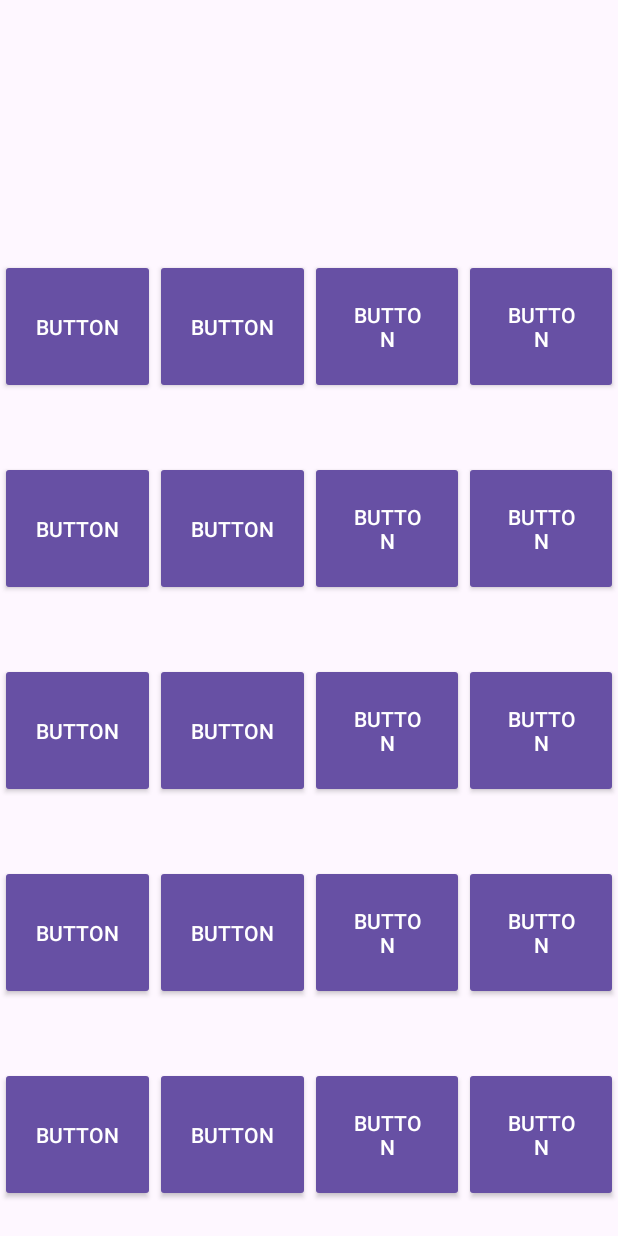
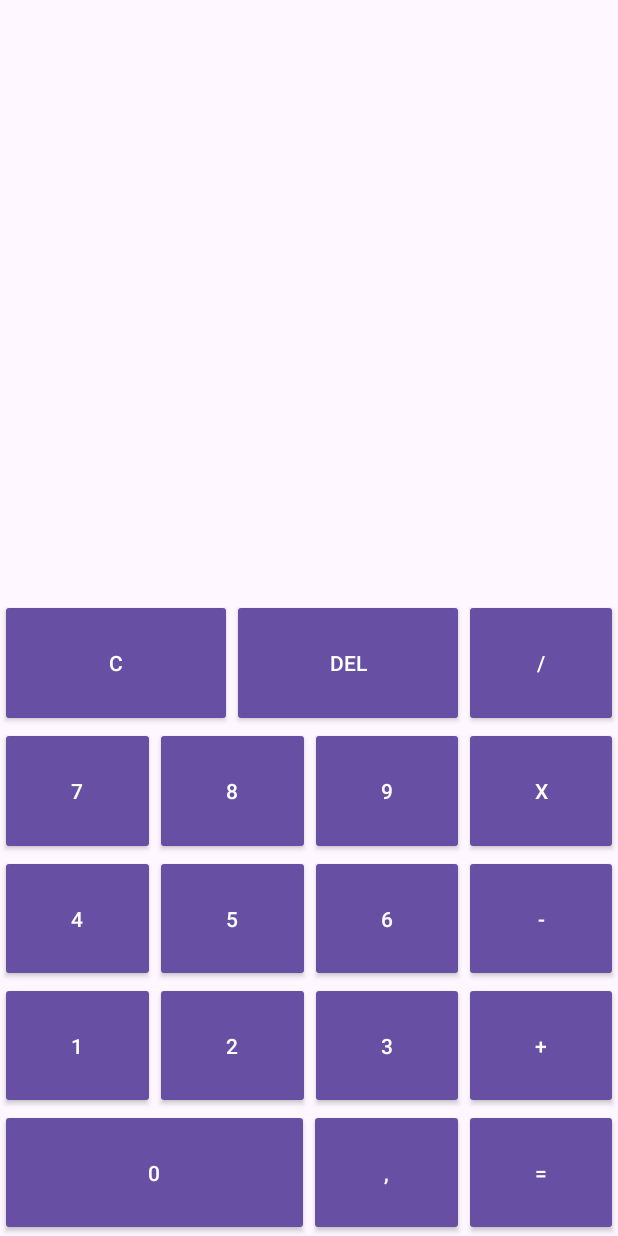
Before and after one commit to michal1315/Calculator, an Android app: the screen it shows after launch (MainActivity), on a phone screen of 412 x 824 dp. Run offline under Robolectric (Android 15) with nearby library versions, the phone set to English and light mode, and no system bars.

Commit message:
Design calculator look layout.

```diff
--- a/app/src/main/res/layout/activity_main.xml
+++ b/app/src/main/res/layout/activity_main.xml
@@ -8,12 +8,13 @@
 
     <LinearLayout
         android:layout_width="match_parent"
-        android:layout_height="150dp"
+        android:layout_height="match_parent"
+        android:layout_weight="1"
         android:orientation="vertical" />
 
     <LinearLayout
         android:layout_width="match_parent"
-        android:layout_height="match_parent"
+        android:layout_height="850dp"
         android:layout_weight="1"
         android:orientation="vertical">
 
@@ -29,39 +30,27 @@
                 android:id="@+id/button10"
                 style="@style/Widget.AppCompat.Button.Colored"
                 android:layout_width="match_parent"
-                android:layout_height="90dp"
-                android:layout_weight="1"
-                android:text="Button" />
-
-            <Button
-                android:id="@+id/button9"
-                style="@style/Widget.AppCompat.Button.Colored"
-                android:layout_width="match_parent"
-                android:layout_height="90dp"
-                android:layout_weight="1"
-                android:width="100dp"
-                android:height="100dp"
-                android:text="Button" />
+                android:layout_height="match_parent"
+                android:layout_weight="1.75"
+                android:text="C" />
 
             <Button
                 android:id="@+id/button8"
                 style="@style/Widget.AppCompat.Button.Colored"
                 android:layout_width="match_parent"
-                android:layout_height="90dp"
-                android:layout_weight="1"
+                android:layout_height="match_parent"
+                android:layout_weight="1.75"
                 android:width="100dp"
                 android:height="100dp"
-                android:text="Button" />
+                android:text="DEl" />
 
             <Button
                 android:id="@+id/button1"
                 style="@style/Widget.AppCompat.Button.Colored"
                 android:layout_width="match_parent"
-                android:layout_height="90dp"
-                android:layout_weight="1"
-                android:width="100dp"
-                android:height="100dp"
-                android:text="Button" />
+                android:layout_height="match_parent"
+                android:layout_weight="2.1"
+                android:text="/" />
 
         </LinearLayout>
 
@@ -76,33 +65,33 @@
                 android:id="@+id/button11"
                 style="@style/Widget.AppCompat.Button.Colored"
                 android:layout_width="match_parent"
-                android:layout_height="90dp"
+                android:layout_height="match_parent"
                 android:layout_weight="1"
-                android:text="Button" />
+                android:text="7" />
 
             <Button
                 android:id="@+id/button13"
                 style="@style/Widget.AppCompat.Button.Colored"
                 android:layout_width="match_parent"
-                android:layout_height="90dp"
+                android:layout_height="match_parent"
                 android:layout_weight="1"
-                android:text="Button" />
+                android:text="8" />
 
             <Button
                 android:id="@+id/button14"
                 style="@style/Widget.AppCompat.Button.Colored"
                 android:layout_width="match_parent"
-                android:layout_height="90dp"
+                android:layout_height="match_parent"
                 android:layout_weight="1"
-                android:text="Button" />
+                android:text="9" />
 
             <Button
                 android:id="@+id/button15"
                 style="@style/Widget.AppCompat.Button.Colored"
                 android:layout_width="match_parent"
-                android:layout_height="90dp"
+                android:layout_height="match_parent"
                 android:layout_weight="1"
-                android:text="Button" />
+                android:text="X" />
 
         </LinearLayout>
 
@@ -117,33 +106,33 @@
                 android:id="@+id/button16"
                 style="@style/Widget.AppCompat.Button.Colored"
                 android:layout_width="match_parent"
-                android:layout_height="90dp"
+                android:layout_height="match_parent"
                 android:layout_weight="1"
-                android:text="Button" />
+                android:text="4" />
 
             <Button
                 android:id="@+id/button17"
                 style="@style/Widget.AppCompat.Button.Colored"
                 android:layout_width="match_parent"
-                android:layout_height="90dp"
+                android:layout_height="match_parent"
                 android:layout_weight="1"
-                android:text="Button" />
+                android:text="5" />
 
             <Button
                 android:id="@+id/button19"
                 style="@style/Widget.AppCompat.Button.Colored"
                 android:layout_width="match_parent"
-                android:layout_height="90dp"
+                android:layout_height="match_parent"
                 android:layout_weight="1"
-                android:text="Button" />
+                android:text="6" />
 
             <Button
                 android:id="@+id/button28"
                 style="@style/Widget.AppCompat.Button.Colored"
                 android:layout_width="match_parent"
-                android:layout_height="90dp"
+                android:layout_height="match_parent"
                 android:layout_weight="1"
-                android:text="Button" />
+                android:text="-" />
         </LinearLayout>
 
         <LinearLayout
@@ -157,33 +146,33 @@
                 android:id="@+id/button20"
                 style="@style/Widget.AppCompat.Button.Colored"
                 android:layout_width="match_parent"
-                android:layout_height="90dp"
+                android:layout_height="match_parent"
                 android:layout_weight="1"
-                android:text="Button" />
+                android:text="1" />
 
             <Button
                 android:id="@+id/button21"
                 style="@style/Widget.AppCompat.Button.Colored"
                 android:layout_width="match_parent"
-                android:layout_height="90dp"
+                android:layout_height="match_parent"
                 android:layout_weight="1"
-                android:text="Button" />
+                android:text="2" />
 
             <Button
                 android:id="@+id/button22"
                 style="@style/Widget.AppCompat.Button.Colored"
                 android:layout_width="match_parent"
-                android:layout_height="90dp"
+                android:layout_height="match_parent"
                 android:layout_weight="1"
-                android:text="Button" />
+                android:text="3" />
 
             <Button
                 android:id="@+id/button23"
                 style="@style/Widget.AppCompat.Button.Colored"
                 android:layout_width="match_parent"
-                android:layout_height="90dp"
+                android:layout_height="match_parent"
                 android:layout_weight="1"
-                android:text="Button" />
+                android:text="+" />
         </LinearLayout>
 
         <LinearLayout
@@ -194,36 +183,28 @@
             android:orientation="horizontal">
 
             <Button
-                android:id="@+id/button24"
-                style="@style/Widget.AppCompat.Button.Colored"
-                android:layout_width="match_parent"
-                android:layout_height="90dp"
-                android:layout_weight="1"
-                android:text="Button" />
-
-            <Button
                 android:id="@+id/button25"
                 style="@style/Widget.AppCompat.Button.Colored"
                 android:layout_width="match_parent"
-                android:layout_height="90dp"
-                android:layout_weight="1"
-                android:text="Button" />
+                android:layout_height="match_parent"
+                android:layout_weight="2"
+                android:text="0" />
 
             <Button
                 android:id="@+id/button26"
                 style="@style/Widget.AppCompat.Button.Colored"
                 android:layout_width="match_parent"
-                android:layout_height="90dp"
-                android:layout_weight="1"
-                android:text="Button" />
+                android:layout_height="match_parent"
+                android:layout_weight="3"
+                android:text="," />
 
             <Button
                 android:id="@+id/button27"
                 style="@style/Widget.AppCompat.Button.Colored"
                 android:layout_width="match_parent"
-                android:layout_height="90dp"
-                android:layout_weight="1"
-                android:text="Button" />
+                android:layout_height="match_parent"
+                android:layout_weight="3"
+                android:text="=" />
         </LinearLayout>
     </LinearLayout>
 </LinearLayout>
```
